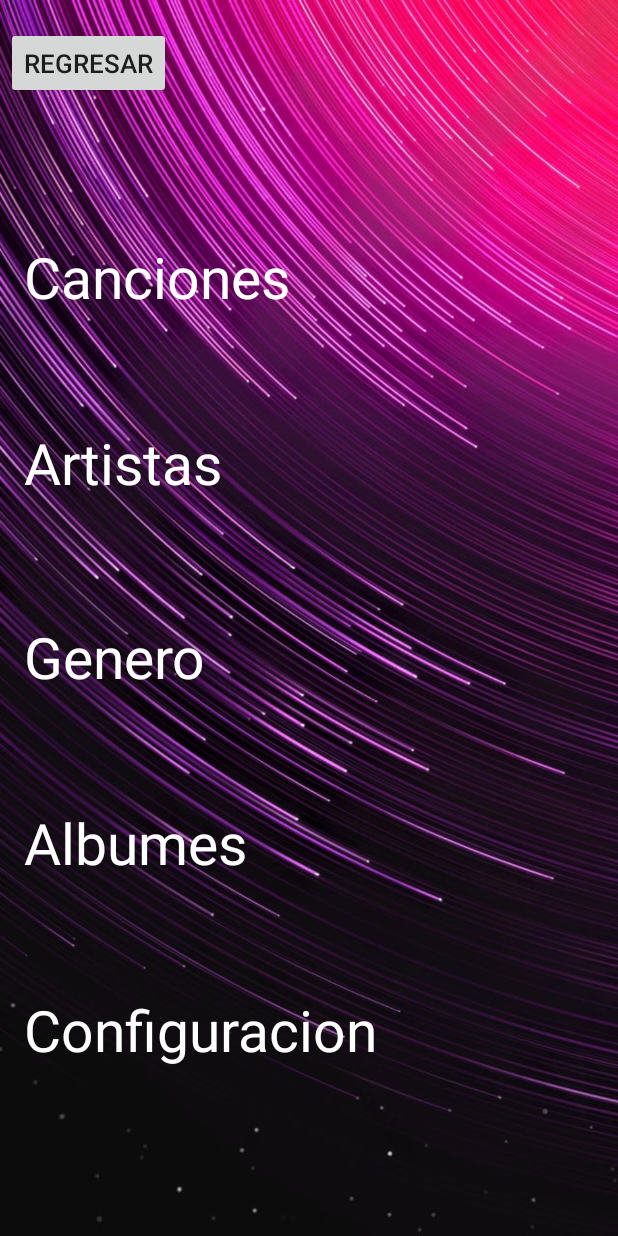
After one commit to pGabrielpOrtega/MusicApp, an Android app: the pantalla_2 screen opened directly, with no data from a screen before it, on a phone screen of 412 x 824 dp. The commit adds this screen. Run offline under Robolectric (Android 15) with nearby library versions, the phone set to English and light mode, and no system bars.

```diff
--- a/app/src/main/AndroidManifest.xml
+++ b/app/src/main/AndroidManifest.xml
@@ -1,14 +1,17 @@
 <?xml version="1.0" encoding="utf-8"?>
 <manifest xmlns:android="http://schemas.android.com/apk/res/android"
+
     package="com.example.musicapp">
 
     <application
+
         android:allowBackup="true"
         android:icon="@mipmap/ic_launcher"
         android:label="@string/app_name"
         android:roundIcon="@mipmap/ic_launcher_round"
         android:supportsRtl="true"
-        android:theme="@style/AppTheme">
+        android:theme="@style/Theme.AppCompat.Light.NoActionBar">
+        <activity android:name=".pantalla_2"></activity>
         <activity android:name=".MainActivity">
             <intent-filter>
                 <action android:name="android.intent.action.MAIN" />
--- a/app/src/main/java/com/example/musicapp/MainActivity.kt
+++ b/app/src/main/java/com/example/musicapp/MainActivity.kt
@@ -1,11 +1,24 @@
 package com.example.musicapp
 
+import android.content.Intent
 import androidx.appcompat.app.AppCompatActivity
 import android.os.Bundle
+import android.view.View
+import kotlinx.android.synthetic.main.activity_main.*
 
 class MainActivity : AppCompatActivity() {
     override fun onCreate(savedInstanceState: Bundle?) {
         super.onCreate(savedInstanceState)
         setContentView(R.layout.activity_main)
+        btnIr.setOnClickListener {
+            val intent:Intent = Intent(this,pantalla_2::class.java)
+            startActivity(intent)
+
+        }
+
+
+
     }
+
+
 }
--- /dev/null
+++ b/app/src/main/java/com/example/musicapp/pantalla_2.kt
@@ -0,0 +1,13 @@
+package com.example.musicapp
+
+import androidx.appcompat.app.AppCompatActivity
+import android.os.Bundle
+import kotlinx.android.synthetic.main.activity_pantalla_2.*
+
+class pantalla_2 : AppCompatActivity() {
+    override fun onCreate(savedInstanceState: Bundle?) {
+        super.onCreate(savedInstanceState)
+        setContentView(R.layout.activity_pantalla_2)
+
+        }
+}
--- a/app/src/main/res/layout/activity_main.xml
+++ b/app/src/main/res/layout/activity_main.xml
@@ -17,6 +17,7 @@
         app:layout_constraintStart_toStartOf="parent"
         app:layout_constraintTop_toTopOf="parent"
         app:layout_constraintVertical_bias="0.925"
+        android:background="@null"
         app:srcCompat="@drawable/boton_back" />
 
     <ImageButton
@@ -29,6 +30,7 @@
         app:layout_constraintEnd_toEndOf="parent"
         app:layout_constraintTop_toTopOf="parent"
         app:layout_constraintVertical_bias="0.925"
+        android:background="@null"
         app:srcCompat="@drawable/boton_next" />
 
     <ImageButton
@@ -41,6 +43,7 @@
         app:layout_constraintStart_toStartOf="parent"
         app:layout_constraintTop_toTopOf="parent"
         app:layout_constraintVertical_bias="0.925"
+        android:background="@null"
         app:srcCompat="@drawable/boton_play" />
 
     <TextView
@@ -78,15 +81,16 @@
         app:layout_constraintVertical_bias="0.617" />
 
     <Button
-        android:id="@+id/button4"
+        android:id="@+id/btnIr"
         android:layout_width="wrap_content"
         android:layout_height="wrap_content"
         android:layout_marginStart="4dp"
         android:text="Menu"
+        android:textColor="#000000"
         android:textSize="17dp"
         app:layout_constraintBottom_toBottomOf="parent"
         app:layout_constraintStart_toStartOf="parent"
         app:layout_constraintTop_toTopOf="parent"
-        app:layout_constraintVertical_bias="0.01" />
+        app:layout_constraintVertical_bias="0.004" />
 
 </androidx.constraintlayout.widget.ConstraintLayout>
--- /dev/null
+++ b/app/src/main/res/layout/activity_pantalla_2.xml
@@ -0,0 +1,86 @@
+<?xml version="1.0" encoding="utf-8"?>
+<androidx.constraintlayout.widget.ConstraintLayout xmlns:android="http://schemas.android.com/apk/res/android"
+    xmlns:app="http://schemas.android.com/apk/res-auto"
+    xmlns:tools="http://schemas.android.com/tools"
+    android:layout_width="match_parent"
+    android:layout_height="match_parent"
+    android:background="@drawable/fondo_rosa_puntos_derecha"
+    tools:context=".pantalla_2">
+
+    <Button
+        android:id="@+id/btnRegresar"
+        android:layout_width="wrap_content"
+        android:layout_height="wrap_content"
+        android:layout_marginStart="4dp"
+        android:text="Regresar"
+        android:textSize="17dp"
+        app:layout_constraintBottom_toBottomOf="parent"
+        app:layout_constraintStart_toStartOf="parent"
+        app:layout_constraintTop_toTopOf="parent"
+        app:layout_constraintVertical_bias="0.023" />
+
+    <TextView
+        android:id="@+id/textView"
+        android:layout_width="wrap_content"
+        android:layout_height="wrap_content"
+        android:layout_marginStart="16dp"
+        android:text="Canciones"
+        android:textColor="#FFFFFF"
+        android:textSize="38dp"
+        app:layout_constraintBottom_toBottomOf="parent"
+        app:layout_constraintStart_toStartOf="parent"
+        app:layout_constraintTop_toTopOf="parent"
+        app:layout_constraintVertical_bias="0.205" />
+
+    <TextView
+        android:id="@+id/textView4"
+        android:layout_width="wrap_content"
+        android:layout_height="wrap_content"
+        android:layout_marginStart="16dp"
+        android:text="Artistas"
+        android:textColor="#FFFFFF"
+        android:textSize="38dp"
+        app:layout_constraintBottom_toBottomOf="parent"
+        app:layout_constraintStart_toStartOf="parent"
+        app:layout_constraintTop_toTopOf="parent"
+        app:layout_constraintVertical_bias="0.366" />
+
+    <TextView
+        android:id="@+id/textView5"
+        android:layout_width="wrap_content"
+        android:layout_height="wrap_content"
+        android:layout_marginStart="16dp"
+        android:text="Genero"
+        android:textColor="#FFFFFF"
+        android:textSize="38dp"
+        app:layout_constraintBottom_toBottomOf="parent"
+        app:layout_constraintStart_toStartOf="parent"
+        app:layout_constraintTop_toTopOf="parent"
+        app:layout_constraintVertical_bias="0.533" />
+
+    <TextView
+        android:id="@+id/textView6"
+        android:layout_width="wrap_content"
+        android:layout_height="wrap_content"
+        android:layout_marginStart="16dp"
+        android:text="Configuracion"
+        android:textColor="#FFFFFF"
+        android:textSize="38dp"
+        app:layout_constraintBottom_toBottomOf="parent"
+        app:layout_constraintStart_toStartOf="parent"
+        app:layout_constraintTop_toTopOf="parent"
+        app:layout_constraintVertical_bias="0.855" />
+
+    <TextView
+        android:id="@+id/textView7"
+        android:layout_width="wrap_content"
+        android:layout_height="wrap_content"
+        android:layout_marginStart="16dp"
+        android:text="Albumes"
+        android:textColor="#FFFFFF"
+        android:textSize="38dp"
+        app:layout_constraintBottom_toBottomOf="parent"
+        app:layout_constraintStart_toStartOf="parent"
+        app:layout_constraintTop_toTopOf="parent"
+        app:layout_constraintVertical_bias="0.694" />
+</androidx.constraintlayout.widget.ConstraintLayout>
```
Also changed, not shown: app/src/main/res/drawable/fondo_rosa_puntos_derecha.jpg (added).
